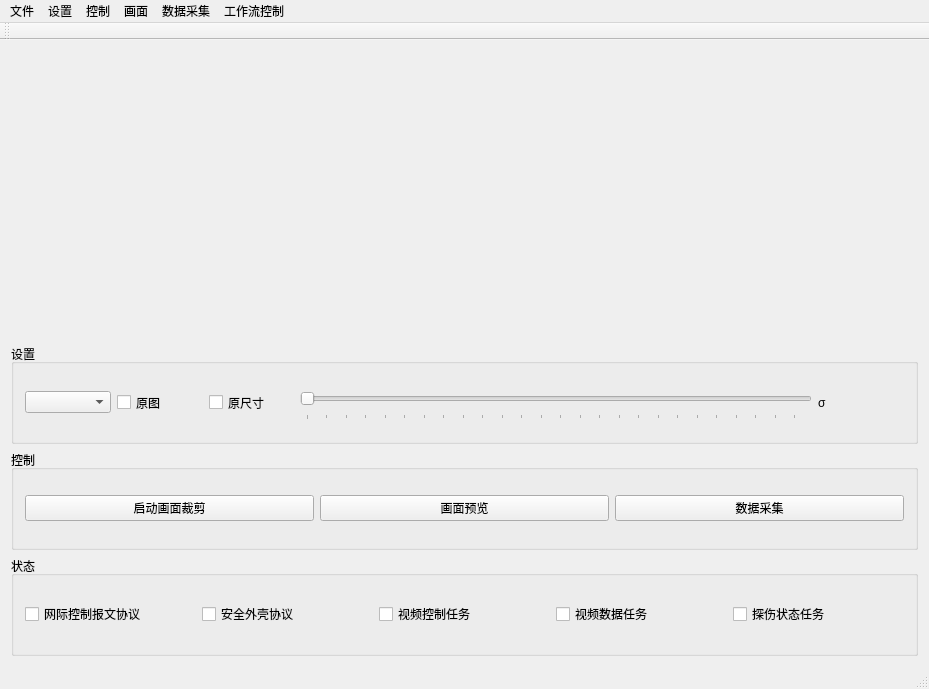
The window that trunk/ProjectCode/SGVcode/crack_detect_img_process/mainwindow.ui (blacksherry0831/slicOutDoorParallelCollection.Spiral) describes before a commit, drawn with Qt 5.
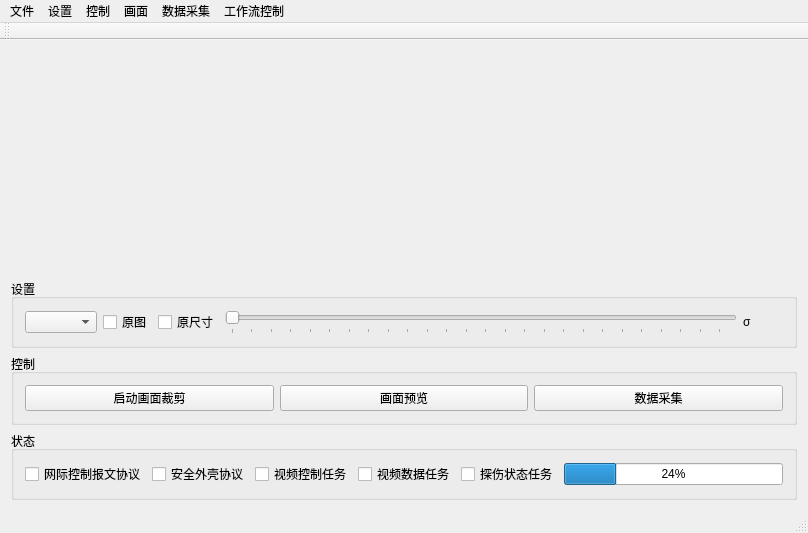
The same window after the commit. Custom widgets are drawn as their Qt base class.

```diff
--- a/trunk/ProjectCode/SGVcode/crack_detect_img_process/mainwindow.ui
+++ b/trunk/ProjectCode/SGVcode/crack_detect_img_process/mainwindow.ui
@@ -6,8 +6,8 @@
    <rect>
     <x>0</x>
     <y>0</y>
-    <width>929</width>
-    <height>689</height>
+    <width>806</width>
+    <height>495</height>
    </rect>
   </property>
   <property name="sizePolicy">
@@ -341,6 +341,13 @@
              </property>
             </widget>
            </item>
+           <item>
+            <widget class="QProgressBar" name="progressBar_flow_ctrl">
+             <property name="value">
+              <number>24</number>
+             </property>
+            </widget>
+           </item>
           </layout>
          </item>
         </layout>
@@ -355,7 +362,7 @@
     <rect>
      <x>0</x>
      <y>0</y>
-     <width>929</width>
+     <width>806</width>
      <height>23</height>
     </rect>
    </property>
```
